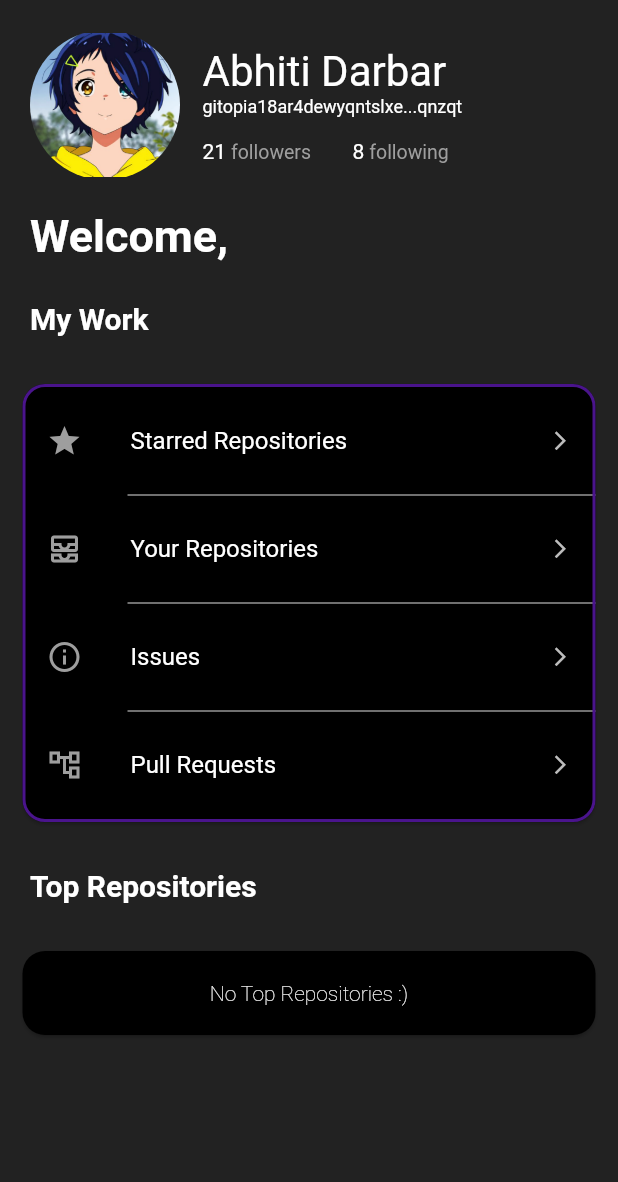
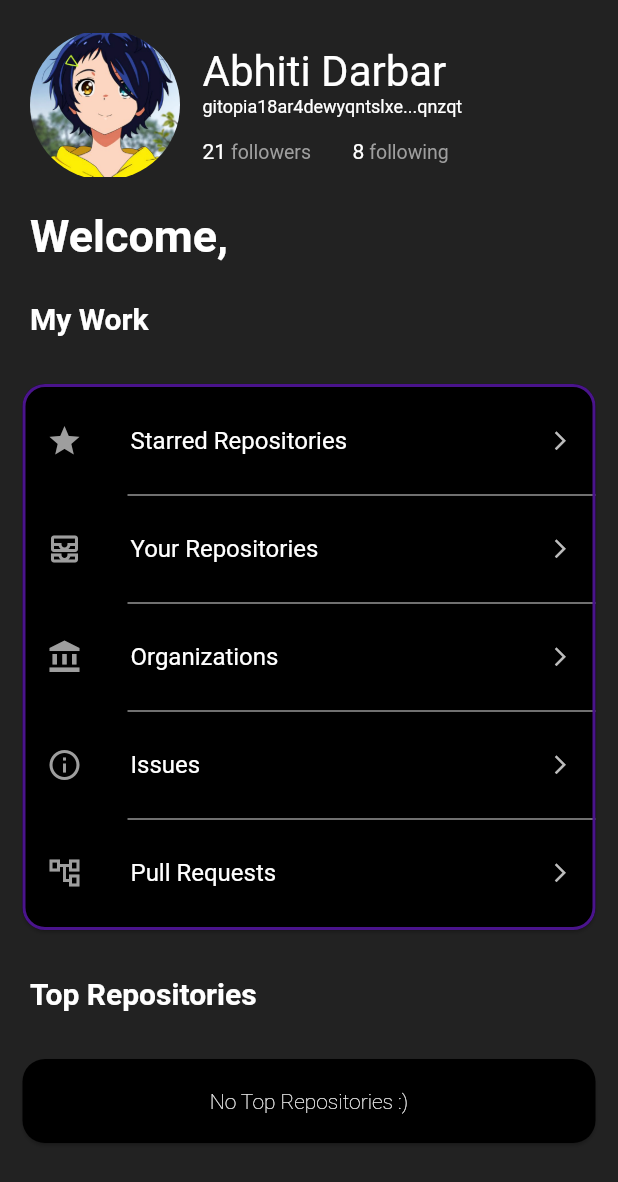
Before and after one commit to abhitidarbar/Gitopia-Mobile-Client, a Flutter app: the HomePage screen opened directly, on a phone screen of 412 x 824 dp. Shown: the top 1182 px of the screen. Run offline on Flutter 3.47's test engine with Material 2 defaults, Android fonts, the phone set to English and light mode, and no system bars; our stand-ins replace cached_network_image, flutter_highlight, font_awesome_flutter, shared_preferences; accounts and stored records are empty.

Commit message:
Added organization in home page work list

```diff
--- a/lib/pages/home_page.dart
+++ b/lib/pages/home_page.dart
@@ -228,6 +228,29 @@ class _HomePageState extends State<HomePage> {
                     ),
                     ListTile(
                       leading: const Icon(
+                        Icons.account_balance,
+                        color: Colors.grey,
+                      ),
+                      title: const Text(
+                        "Organizations",
+                        style: TextStyle(
+                          color: Colors.white,
+                        ),
+                      ),
+                      trailing: Icon(
+                        Icons.arrow_forward_ios,
+                        size: 15,
+                        color: Colors.grey[400],
+                      ),
+                      onTap: () {},
+                    ),
+                    Divider(
+                      color: Colors.grey[300],
+                      endIndent: 0.0,
+                      indent: 70.0,
+                    ),
+                    ListTile(
+                      leading: const Icon(
                         Icons.info_outline,
                         color: Colors.grey,
                       ),
```
